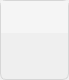
First picture: the form in src/MEGASync/stalled_issues/gui/linux/StalledIssueChooseWidget.ui, repository meganz/MEGAsync, before the edit.
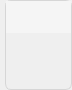
Second picture: the form after the edit. Custom widgets are drawn as their Qt base class.

Patch:
```diff
--- a/src/MEGASync/stalled_issues/gui/linux/StalledIssueChooseWidget.ui
+++ b/src/MEGASync/stalled_issues/gui/linux/StalledIssueChooseWidget.ui
@@ -6,8 +6,8 @@
    <rect>
     <x>0</x>
     <y>0</y>
-    <width>69</width>
-    <height>80</height>
+    <width>72</width>
+    <height>90</height>
    </rect>
   </property>
   <property name="styleSheet">
@@ -31,7 +31,7 @@
     <number>0</number>
    </property>
    <property name="leftMargin">
-    <number>0</number>
+    <number>5</number>
    </property>
    <property name="topMargin">
     <number>0</number>
```
Left out of the diff: 24 changed lines with no effect on the pictures.
